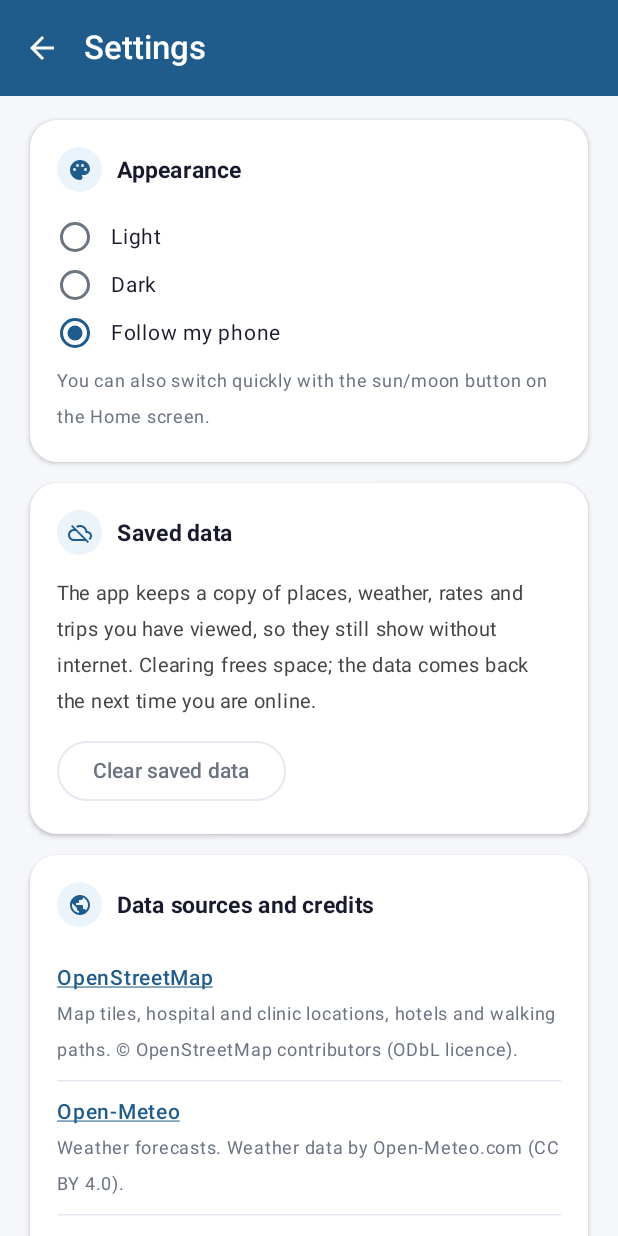
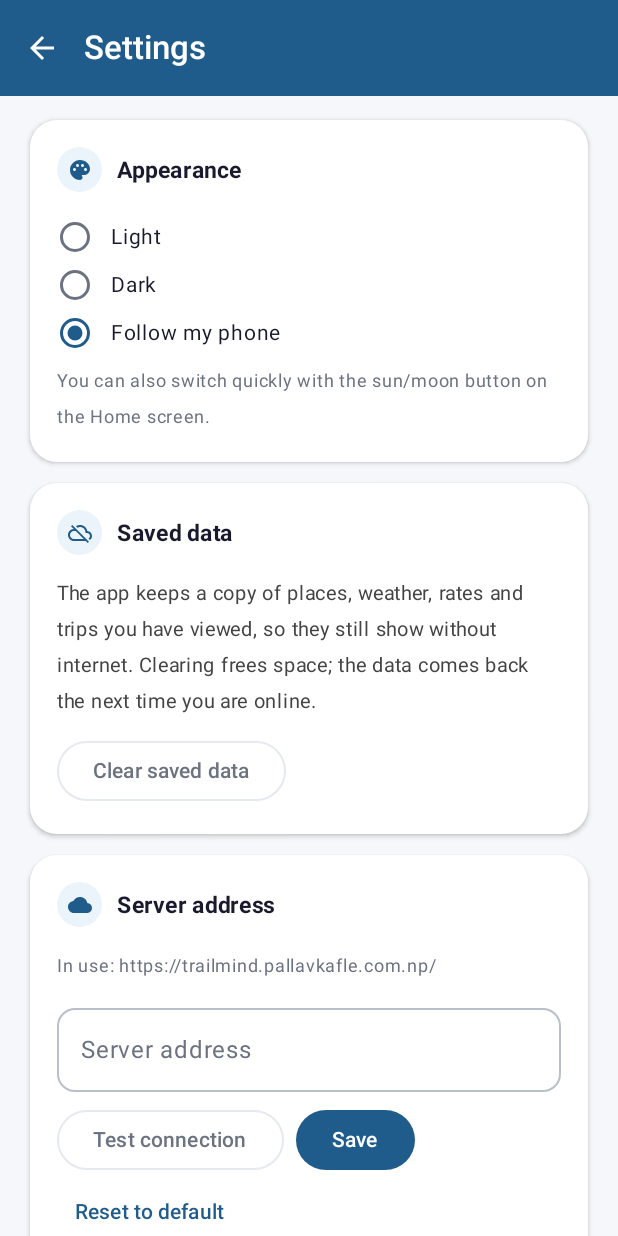
Before and after one commit to pallavkafle/TrialMind, an Android app built with Jetpack Compose: the SettingsScreen screen opened through its navigation route, on a phone screen of 412 x 824 dp. Run offline under Robolectric (Android 15) with nearby library versions, the phone set to English and light mode, and no system bars; our stand-ins replace Room's generated code; pictures from the network do not load.

Commit message:
D2: server address setting, public default for real phones, tunnel-down falls back to cache

```diff
--- a/frontend/app/src/main/java/com/example/trailmind/data/repository/CachedCall.kt
+++ b/frontend/app/src/main/java/com/example/trailmind/data/repository/CachedCall.kt
@@ -51,7 +51,7 @@ suspend fun <R, T> cachedCore(
                 Resource.Success(data)
             }
             res.code() == 401 -> Resource.Error("Your session expired. Please log in again.")
-            res.code() in 502..504 ->
+            res.code() in 502..504 || res.code() in 520..530 ->
                 fromCache(parseApiError(res.errorBody()?.string(), "$fallback (${res.code()})"))
             else -> Resource.Error(parseApiError(res.errorBody()?.string(), "$fallback (${res.code()})"))
         }
--- /dev/null
+++ b/frontend/app/src/main/java/com/example/trailmind/ui/settings/ServerAddressCard.kt
@@ -0,0 +1,134 @@
+package com.example.trailmind.ui.settings
+
+import android.content.Context
+import android.content.Intent
+import androidx.compose.foundation.layout.Arrangement
+import androidx.compose.foundation.layout.Row
+import androidx.compose.foundation.layout.Spacer
+import androidx.compose.foundation.layout.fillMaxWidth
+import androidx.compose.foundation.layout.height
+import androidx.compose.foundation.shape.RoundedCornerShape
+import androidx.compose.foundation.text.KeyboardOptions
+import androidx.compose.material.icons.Icons
+import androidx.compose.material.icons.filled.Cloud
+import androidx.compose.material3.AlertDialog
+import androidx.compose.material3.Button
+import androidx.compose.material3.OutlinedButton
+import androidx.compose.material3.OutlinedTextField
+import androidx.compose.material3.Text
+import androidx.compose.material3.TextButton
+import androidx.compose.runtime.*
+import androidx.compose.ui.Modifier
+import androidx.compose.ui.platform.LocalContext
+import androidx.compose.ui.text.input.KeyboardType
+import androidx.compose.ui.unit.dp
+import androidx.compose.ui.unit.sp
+import com.example.trailmind.data.local.ServerConfig
+import com.example.trailmind.data.local.TokenStore
+import com.example.trailmind.data.remote.ApiClient
+import com.example.trailmind.ui.components.SectionCard
+import com.example.trailmind.ui.theme.Pal
+import kotlinx.coroutines.CoroutineScope
+import kotlinx.coroutines.Dispatchers
+import kotlinx.coroutines.delay
+import kotlinx.coroutines.launch
+import kotlinx.coroutines.withContext
+
+private const val BAD = "Enter a valid address, for example https://example.com"
+
+@Composable
+fun ServerAddressCard() {
+    val context = LocalContext.current
+    val scope = rememberCoroutineScope()
+    val current = ApiClient.baseUrl
+    var text by remember { mutableStateOf(ServerConfig.saved(context).orEmpty()) }
+    var status by remember { mutableStateOf<String?>(null) }
+    var testing by remember { mutableStateOf(false) }
+    var confirm by remember { mutableStateOf<String?>(null) }
+    var confirmReset by remember { mutableStateOf(false) }
+
+    SectionCard(title = "Server address", icon = Icons.Default.Cloud) {
+        Text("In use: $current", fontSize = 12.sp, color = Pal.textMuted)
+        Spacer(Modifier.height(8.dp))
+        OutlinedTextField(
+            value = text,
+            onValueChange = { text = it; status = null },
+            label = { Text("Server address") },
+            placeholder = { Text(ServerConfig.PUBLIC_URL) },
+            singleLine = true,
+            keyboardOptions = KeyboardOptions(keyboardType = KeyboardType.Uri),
+            modifier = Modifier.fillMaxWidth(),
+            shape = RoundedCornerShape(12.dp)
+        )
+        Spacer(Modifier.height(8.dp))
+        Row(horizontalArrangement = Arrangement.spacedBy(8.dp)) {
+            OutlinedButton(
+                enabled = !testing,
+                onClick = {
+                    val target = ServerConfig.normalize(text.ifBlank { current })
+                    if (target == null) {
+                        status = BAD
+                    } else {
+                        testing = true
+                        status = "Testing..."
+                        scope.launch {
+                            status = withContext(Dispatchers.IO) { ServerConfig.test(target) }
+                            testing = false
+                        }
+                    }
+                }
+            ) { Text("Test connection") }
+            Button(onClick = {
+                val target = ServerConfig.normalize(text)
+                when {
+                    target == null -> status = BAD
+                    target == current -> status = "Already using this address"
+                    else -> confirm = target
+                }
+            }) { Text("Save") }
+        }
+        TextButton(onClick = {
+            if (ServerConfig.saved(context) == null) status = "Already using the default address" else confirmReset = true
+        }) { Text("Reset to default") }
+        status?.let {
+            Text(it, fontSize = 12.sp, color = if (it.startsWith("Connected")) Pal.green else Pal.textBody)
+        }
+    }
+
+    confirm?.let { target ->
+        AlertDialog(
+            onDismissRequest = { confirm = null },
+            title = { Text("Switch server?") },
+            text = { Text("You will be logged out and saved data will be cleared. The app then restarts and connects to:\n$target") },
+            confirmButton = {
+                TextButton(onClick = { confirm = null; switchServer(context, scope, target) }) { Text("Switch") }
+            },
+            dismissButton = { TextButton(onClick = { confirm = null }) { Text("Cancel") } }
+        )
+    }
+    if (confirmReset) {
+        AlertDialog(
+            onDismissRequest = { confirmReset = false },
+            title = { Text("Use the default address?") },
+            text = { Text("You will be logged out and saved data will be cleared. The app then restarts.") },
+            confirmButton = {
+                TextButton(onClick = { confirmReset = false; switchServer(context, scope, null) }) { Text("Reset") }
+            },
+            dismissButton = { TextButton(onClick = { confirmReset = false }) { Text("Cancel") } }
+        )
+    }
+}
+
+// a different server has different users: save the address, log out, clear saved data, restart the app process
+private fun switchServer(context: Context, scope: CoroutineScope, newUrl: String?) {
+    scope.launch {
+        ServerConfig.save(context, newUrl)
+        TokenStore.get(context).clear()      // also clears the offline cache
+        delay(600)                           // let the clean-up finish before the process ends
+        context.packageManager.getLaunchIntentForPackage(context.packageName)?.let {
+            it.addFlags(Intent.FLAG_ACTIVITY_NEW_TASK or Intent.FLAG_ACTIVITY_CLEAR_TASK)
+            context.startActivity(it)
+        }
+        Runtime.getRuntime().exit(0)
+    }
+}
--- a/frontend/app/src/main/java/com/example/trailmind/ui/settings/SettingsScreen.kt
+++ b/frontend/app/src/main/java/com/example/trailmind/ui/settings/SettingsScreen.kt
@@ -135,6 +135,10 @@ fun SettingsScreen(onBack: () -> Unit) {
 
             Spacer(Modifier.height(14.dp))
 
+            ServerAddressCard()
+
+            Spacer(Modifier.height(14.dp))
+
             SectionCard(title = "Data sources and credits", icon = Icons.Default.Public) {
                 credits.forEachIndexed { i, c ->
                     Column(
```
Also changed, not shown: frontend/app/src/main/java/com/example/trailmind/data/local/ServerConfig.kt (added, +48 -0 lines), frontend/app/src/main/java/com/example/trailmind/data/remote/ApiClient.kt (+11 -7 lines).
